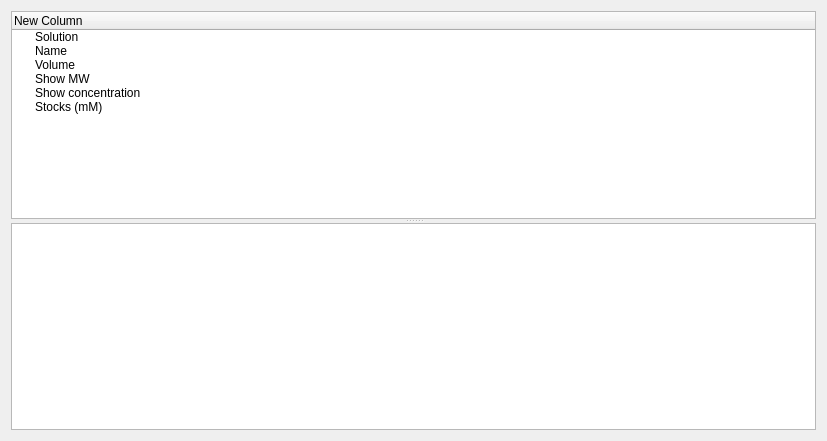
Old version of the form recipeEditorTemplate.ui in the repository campagnola/pycsf.
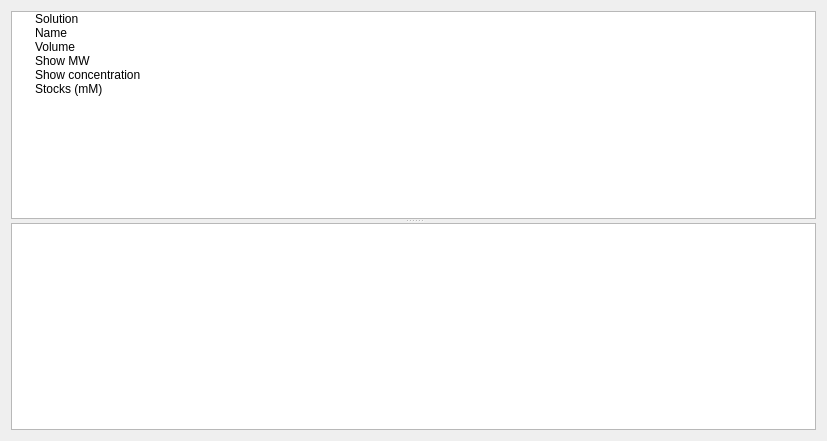
New version of the form. Custom widgets are drawn as their Qt base class.

What changed in the file:
```diff
--- a/recipeEditorTemplate.ui
+++ b/recipeEditorTemplate.ui
@@ -20,6 +20,9 @@
       <enum>Qt::Vertical</enum>
      </property>
      <widget class="TreeWidget" name="recipeTree">
+      <property name="headerHidden">
+       <bool>true</bool>
+      </property>
       <column>
        <property name="text">
         <string>New Column</string>
```
